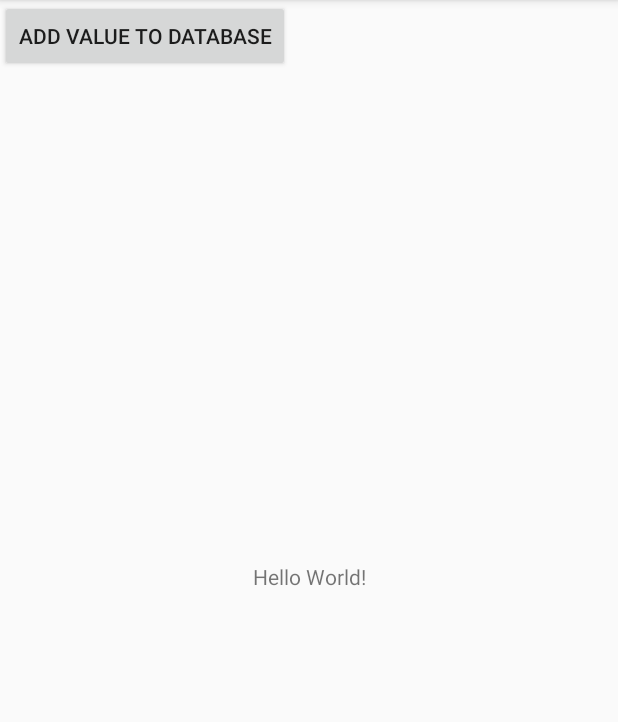
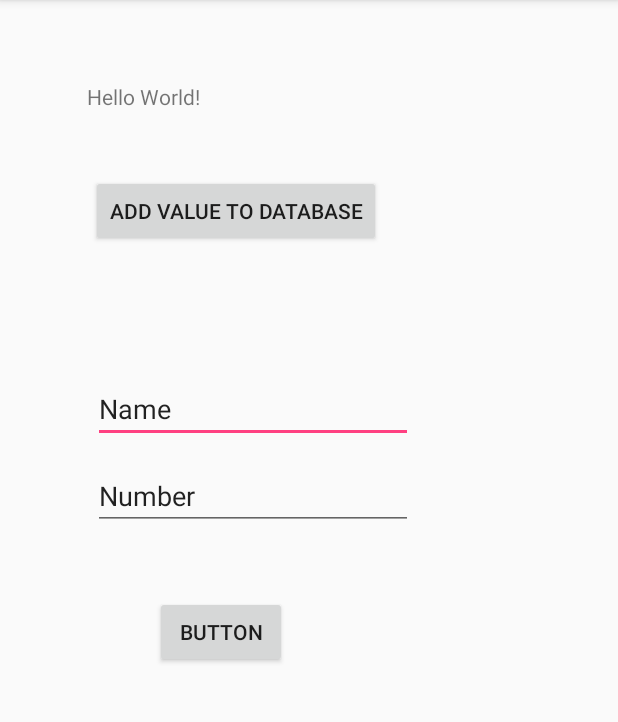
Before and after one commit to bsch2-group-h-2018/mom-says, an Android app: the screen it shows after launch (MainActivity), on a phone screen of 412 x 824 dp, the part 84-806 px from its top. Run offline under Robolectric (Android 15) with nearby library versions, the light colour scheme and no system bars; our stand-ins replace Firebase (no records; nobody signed in at launch, a user with empty details on screens opened directly).

Commit message:
03 Mar 2018 19:42:42

```diff
--- a/app/src/main/java/interproject/momsays/MainActivity.java
+++ b/app/src/main/java/interproject/momsays/MainActivity.java
@@ -4,6 +4,8 @@ import android.support.v7.app.AppCompatActivity;
 import android.os.Bundle;
 import android.view.View;
 import android.widget.Button;
+import android.widget.EditText;
+import android.widget.TextView;
 
 import com.google.firebase.database.DatabaseReference;
 import com.google.firebase.database.FirebaseDatabase;
@@ -20,12 +22,28 @@ public class MainActivity extends AppCompatActivity {
         //Firebase.setAndroidContext(this);
 
         mSendData = (Button) findViewById(R.id.sendData);
+        Button addBtn = (Button) findViewById(R.id.addBtn);
+        addBtn.setOnClickListener(new View.OnClickListener(){
+            @Override
+            public void onClick(View view){
+                EditText nameText = (EditText) findViewById(R.id.nameText);
+                EditText numText = (EditText) findViewById(R.id.numText);
+
+                TextView displayTextView = (TextView) findViewById(R.id.displayTextView);
+
+                String nameVar = nameText.getText().toString();
+                int numVar = Integer.parseInt(numText.getText().toString());
+
+                displayTextView.setText(nameVar + " " + numVar);
+            }
+        });
 
 
         FirebaseDatabase database = FirebaseDatabase.getInstance();
         DatabaseReference myRef = database.getReference("message");
 
         myRef.setValue("Hello, World!");
+
 
         mSendData.setOnClickListener(new View.OnClickListener() {
             @Override
--- a/app/src/main/res/layout/activity_main.xml
+++ b/app/src/main/res/layout/activity_main.xml
@@ -8,20 +8,95 @@
     tools:context="interproject.momsays.MainActivity">
 
     <TextView
+        android:id="@+id/textView2"
         android:layout_width="wrap_content"
         android:layout_height="wrap_content"
         android:text="Hello World!"
         app:layout_constraintBottom_toBottomOf="parent"
+        app:layout_constraintHorizontal_bias="0.172"
         app:layout_constraintLeft_toLeftOf="parent"
         app:layout_constraintRight_toRightOf="parent"
-        app:layout_constraintTop_toTopOf="parent" />
+        app:layout_constraintTop_toTopOf="parent"
+        app:layout_constraintVertical_bias="0.073" />
 
     <Button
         android:id="@+id/sendData"
         android:layout_width="wrap_content"
         android:layout_height="wrap_content"
+        android:layout_marginBottom="8dp"
+        android:layout_marginEnd="8dp"
+        android:layout_marginStart="8dp"
+        android:layout_marginTop="8dp"
         android:text="Add Value to Database"
-        tools:layout_editor_absoluteX="105dp"
-        tools:layout_editor_absoluteY="132dp" />
+        app:layout_constraintBottom_toBottomOf="parent"
+        app:layout_constraintEnd_toEndOf="parent"
+        app:layout_constraintHorizontal_bias="0.261"
+        app:layout_constraintStart_toStartOf="parent"
+        app:layout_constraintTop_toTopOf="parent"
+        app:layout_constraintVertical_bias="0.154" />
+
+    <EditText
+        android:id="@+id/nameText"
+        android:layout_width="wrap_content"
+        android:layout_height="wrap_content"
+        android:layout_marginBottom="8dp"
+        android:layout_marginEnd="8dp"
+        android:layout_marginStart="8dp"
+        android:layout_marginTop="8dp"
+        android:ems="10"
+        android:inputType="number"
+        android:text="Name"
+        app:layout_constraintBottom_toBottomOf="parent"
+        app:layout_constraintEnd_toEndOf="parent"
+        app:layout_constraintHorizontal_bias="0.294"
+        app:layout_constraintStart_toStartOf="parent"
+        app:layout_constraintTop_toTopOf="parent"
+        app:layout_constraintVertical_bias="0.342" />
+
+    <EditText
+        android:id="@+id/numText"
+        android:layout_width="wrap_content"
+        android:layout_height="wrap_content"
+        android:layout_marginBottom="8dp"
+        android:layout_marginEnd="8dp"
+        android:layout_marginStart="8dp"
+        android:layout_marginTop="8dp"
+        android:ems="10"
+        android:inputType="textPersonName"
+        android:text="Number"
+        app:layout_constraintBottom_toBottomOf="parent"
+        app:layout_constraintEnd_toEndOf="parent"
+        app:layout_constraintHorizontal_bias="0.294"
+        app:layout_constraintStart_toStartOf="parent"
+        app:layout_constraintTop_toBottomOf="@+id/nameText"
+        app:layout_constraintVertical_bias="0.012" />
+
+    <Button
+        android:id="@+id/addBtn"
+        android:layout_width="wrap_content"
+        android:layout_height="wrap_content"
+        android:layout_marginEnd="8dp"
+        android:layout_marginStart="8dp"
+        android:layout_marginTop="44dp"
+        android:text="Button"
+        app:layout_constraintEnd_toEndOf="parent"
+        app:layout_constraintHorizontal_bias="0.31"
+        app:layout_constraintStart_toStartOf="parent"
+        app:layout_constraintTop_toBottomOf="@+id/numText" />
+
+    <TextView
+        android:id="@+id/displayTextView"
+        android:layout_width="146dp"
+        android:layout_height="60dp"
+        android:layout_marginBottom="8dp"
+        android:layout_marginEnd="8dp"
+        android:layout_marginStart="8dp"
+        android:layout_marginTop="72dp"
+        app:layout_constraintBottom_toBottomOf="parent"
+        app:layout_constraintEnd_toEndOf="parent"
+        app:layout_constraintHorizontal_bias="0.306"
+        app:layout_constraintStart_toStartOf="parent"
+        app:layout_constraintTop_toBottomOf="@+id/addBtn"
+        app:layout_constraintVertical_bias="0.0" />
 
 </android.support.constraint.ConstraintLayout>
```
